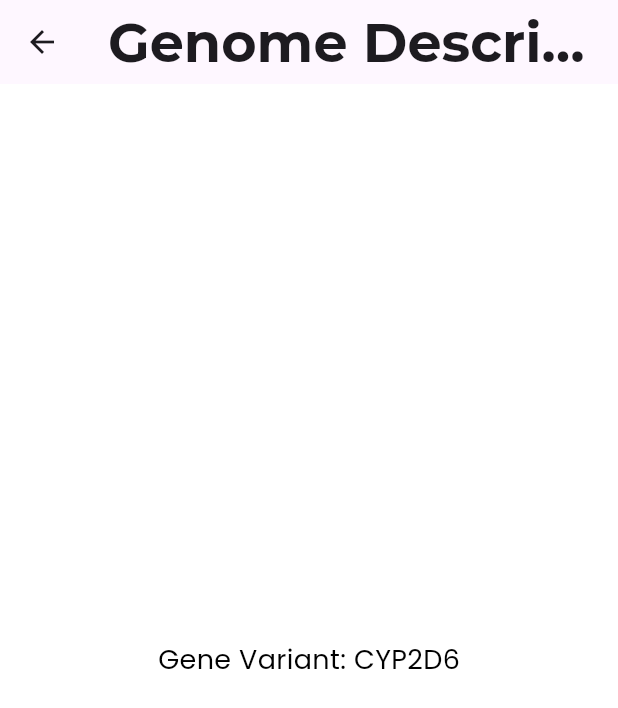
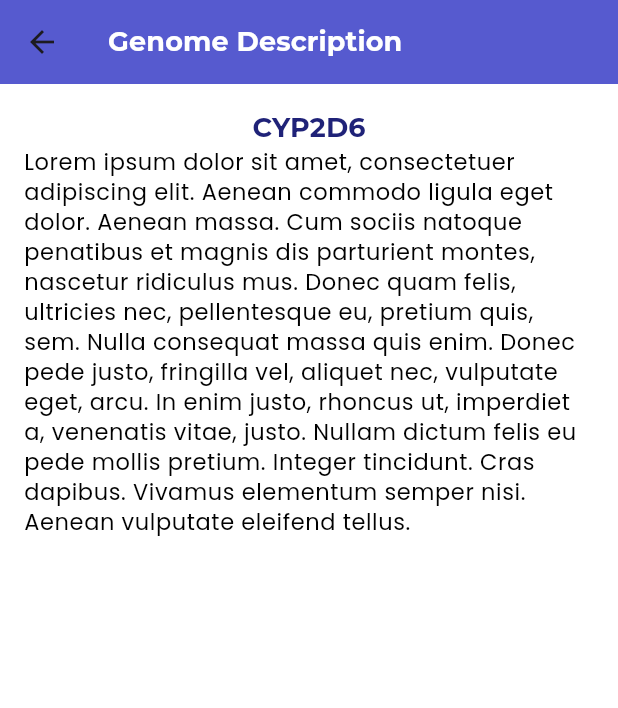
Before and after one commit to veroscsj4/app-for-public-health, a Flutter app: the HomePage screen opened directly, after a tap on "CYP2D6", on a phone screen of 412 x 824 dp. Shown: the top 708 px of the screen. Run offline on Flutter 3.47's test engine with Material 3 defaults, Android fonts, the phone set to English and light mode, and no system bars; our stand-ins replace font_awesome_flutter, get, google_fonts.

Commit message:
Subpage - GenomeDescription

```diff
--- /dev/null
+++ b/mobile_app_for_public_health/assets/data/genomeVariantInformation.json
@@ -0,0 +1,12 @@
+[
+    {
+      "GeneVariant": "CYP2D6",
+      "Information": "Lorem ipsum dolor sit amet, consectetuer adipiscing elit. Aenean commodo ligula eget dolor. Aenean massa. Cum sociis natoque penatibus et magnis dis parturient montes, nascetur ridiculus mus. Donec quam felis, ultricies nec, pellentesque eu, pretium quis, sem. Nulla consequat massa quis enim. Donec pede justo, fringilla vel, aliquet nec, vulputate eget, arcu. In enim justo, rhoncus ut, imperdiet a, venenatis vitae, justo. Nullam dictum felis eu pede mollis pretium. Integer tincidunt. Cras dapibus. Vivamus elementum semper nisi. Aenean vulputate eleifend tellus. ",
+      "Link": "https://www.google.com"
+    },
+    {
+      "GeneVariant": "CYP2C9",
+      "Information": "Curabitur ullamcorper ultricies nisi. Nam eget dui. Etiam rhoncus. Maecenas tempus, tellus eget condimentum rhoncus, sem quam semper libero, sit amet adipiscing sem neque sed ipsum. Nam quam nunc, blandit vel, luctus pulvinar, hendrerit id, lorem. Maecenas nec odio et ante tincidunt tempus. Donec vitae sapien ut libero venenatis faucibus. Nullam quis ante. Etiam sit amet orci eget eros faucibus tincidunt. Duis leo. Sed fringilla mauris sit amet nibh. Donec sodales sagittis magna.",
+      "Link": "https://www.google.com"
+    }
+]
--- a/mobile_app_for_public_health/lib/src/constants/jsonLoad.dart
+++ b/mobile_app_for_public_health/lib/src/constants/jsonLoad.dart
@@ -2,7 +2,7 @@ import 'package:flutter/services.dart';
 import 'dart:convert';
 import 'package:mobile_app_for_public_health/src/data/genome_variant_medicament.dart';
 import 'package:mobile_app_for_public_health/src/data/genome_variant.dart';
-
+import 'package:mobile_app_for_public_health/src/data/genome_variant_information.dart';
 //read json file from drug.json
   Future<List<GeneVariantMedicament>> loadGeneVariantsMedicaments() async {
     try {
@@ -29,7 +29,18 @@ import 'package:mobile_app_for_public_health/src/data/genome_variant.dart';
       return [];
     }
   }
-
+  //read json file from genomeVariantInformation.json
+  Future<List<GeneVariantInformation>> loadGeneVariantInformation() async {
+    try {
+      String jsonString =
+          await rootBundle.loadString('assets/data/genomeVariantInformation.json');
+      List<dynamic> jsonList = json.decode(jsonString);
+      return jsonList.map((json) => GeneVariantInformation.fromJson(json)).toList();
+    } catch (error) {
+      print('Catch Error loading gene variants: $error');
+      return [];
+    }
+  }
   // Filter data between geneVariant and geneVariantsMedicaments
   List<GeneVariantMedicament> filterGeneVariantsMedicaments(
       List<GeneVariant> geneVariantList,
@@ -47,7 +58,26 @@ import 'package:mobile_app_for_public_health/src/data/genome_variant.dart';
 
     return filteredData;
   }
-Future<String> getInformation(List<String> medicineNames) async {
+Future<String> getInformation(dynamic medicineNames, String typeOfInformation) async {
+  if(typeOfInformation == "genome"){
+    try {
+       List<GeneVariantInformation> geneVariantInformation = await loadGeneVariantInformation();
+      //print(medicineNames);
+      for (var medicine in geneVariantInformation) {
+        print(medicine.geneVariant.toString());
+        if (medicineNames == medicine.geneVariant.toString()) {
+          return medicine.information.join(',');
+        }
+      }
+
+      // Return a default value or handle the case when the medicine is not found
+      return 'Genome information not found';
+    } catch (error) {
+      print('Error loading genome variants: $error');
+      // Handle the error as needed
+      return 'Error loading gene variants';
+    }
+  }else{
     try {
       List<GeneVariantMedicament> geneVariantsMedicaments =
           await loadGeneVariantsMedicaments();
@@ -66,3 +96,4 @@ Future<String> getInformation(List<String> medicineNames) async {
       return 'Error loading gene variants';
     }
   }
+}
--- /dev/null
+++ b/mobile_app_for_public_health/lib/src/data/genome_variant_information.dart
@@ -0,0 +1,33 @@
+
+class GeneVariantInformation {
+  String geneVariant;
+  List<String> information;
+  List<String> link;
+
+  GeneVariantInformation({
+    required this.geneVariant,
+    required this.information,
+    required this.link,
+  });
+
+  factory GeneVariantInformation.fromJson(Map<String, dynamic> json) {
+    var linkList = json['Link'];
+    var informationList = json['Information'];
+
+    return GeneVariantInformation(
+      geneVariant: json['GeneVariant'] ?? '',
+      information: _parseStringList(informationList),
+      link: _parseStringList(linkList),
+    );
+  }
+
+  static List<String> _parseStringList(dynamic value) {
+    if (value is List) {
+      return value.cast<String>().toList();
+    } else if (value is String) {
+      return [value];
+    } else {
+      return [];
+    }
+  }
+}
--- a/mobile_app_for_public_health/lib/src/screens/main/home_page.dart
+++ b/mobile_app_for_public_health/lib/src/screens/main/home_page.dart
@@ -84,7 +84,7 @@ class _HomePageState extends State<HomePage> {
                     uniqueContainers.add(GestureDetector(
                       onTap: () {
                         // Navigate to another page when the container is tapped
-                        Get.to(GenomeDescription(medicament.geneVariant));
+                        Get.to(GenomeDescription(genome: medicament.geneVariant));
                       },
                       child: Container(
                         margin: EdgeInsets.only(top: 10.0, bottom: 10.0),
--- a/mobile_app_for_public_health/lib/src/screens/subpages/genomeDescription.dart
+++ b/mobile_app_for_public_health/lib/src/screens/subpages/genomeDescription.dart
@@ -1,23 +1,61 @@
 import 'package:flutter/material.dart';
-import 'package:get/get.dart';
+import 'package:mobile_app_for_public_health/src/constants/styles.dart';
 import 'package:mobile_app_for_public_health/src/data/genome_variant_medicament.dart';
 import 'package:mobile_app_for_public_health/src/data/genome_variant.dart';
-import 'dart:convert';
-import 'package:flutter/services.dart' show rootBundle;
+import '../../constants/jsonLoad.dart';
 
-class GenomeDescription extends StatelessWidget {
-  final String geneVariant;
+class GenomeDescription extends StatefulWidget {
+  String genome;
 
-  GenomeDescription(this.geneVariant);
+  GenomeDescription({required this.genome});
+
+  @override
+  _GenomeDescriptionState createState() => _GenomeDescriptionState();
+}
+
+class _GenomeDescriptionState extends State<GenomeDescription> {
+  late Future<String> information;
+
+  @override
+  void initState() {
+    super.initState();
+    information = getInformation(widget.genome, 'genome');
+
+  }
 
   @override
   Widget build(BuildContext context) {
     return Scaffold(
       appBar: AppBar(
-        title: Text('Genome Description'),
+        backgroundColor: primaryColor,
+        title: Text(
+          'Genome Description',
+          style: Theme.of(context)
+              .textTheme
+              .titleSmall
+              ?.copyWith(color: Colors.white),
+        ),
       ),
-      body: Center(
-        child: Text('Gene Variant: $geneVariant'),
+      body: Padding(
+        padding: const EdgeInsets.all(16.0),
+        child: Column(
+          children: [
+            Text('${widget.genome}',
+                style: Theme.of(context).textTheme.titleSmall),
+            FutureBuilder(
+              future: information,
+              builder: (context, snapshot) {
+                if (snapshot.connectionState == ConnectionState.waiting) {
+                  return CircularProgressIndicator();
+                } else if (snapshot.hasError) {
+                  return Text('Error: ${snapshot.error}');
+                } else {
+                  return Text('${snapshot.data}', style: Theme.of(context).textTheme.bodySmall);
+                }
+              },
+            ),
+          ],
+        ),
       ),
     );
   }
--- a/mobile_app_for_public_health/lib/src/screens/subpages/medicineDescription.dart
+++ b/mobile_app_for_public_health/lib/src/screens/subpages/medicineDescription.dart
@@ -19,7 +19,7 @@ class _MedicineDescriptionState extends State<MedicineDescription> {
   @override
   void initState() {
     super.initState();
-    information = getInformation(widget.drugs);
+    information = getInformation(widget.drugs, 'drugs');
     print('hier');
 
   }
--- a/mobile_app_for_public_health/pubspec.yaml
+++ b/mobile_app_for_public_health/pubspec.yaml
@@ -60,6 +60,7 @@ flutter:
       - assets/img/start/welcomePNG.png
       - assets/data/drug.json
       - assets/data/genomeVariant.json
+      - assets/data/genomeVariantInformation.json
   # The following line ensures that the Material Icons font is
   # included with your application, so that you can use the icons in
   # the material Icons class.
```
Lines whose indentation alone changed are shown as unchanged.
